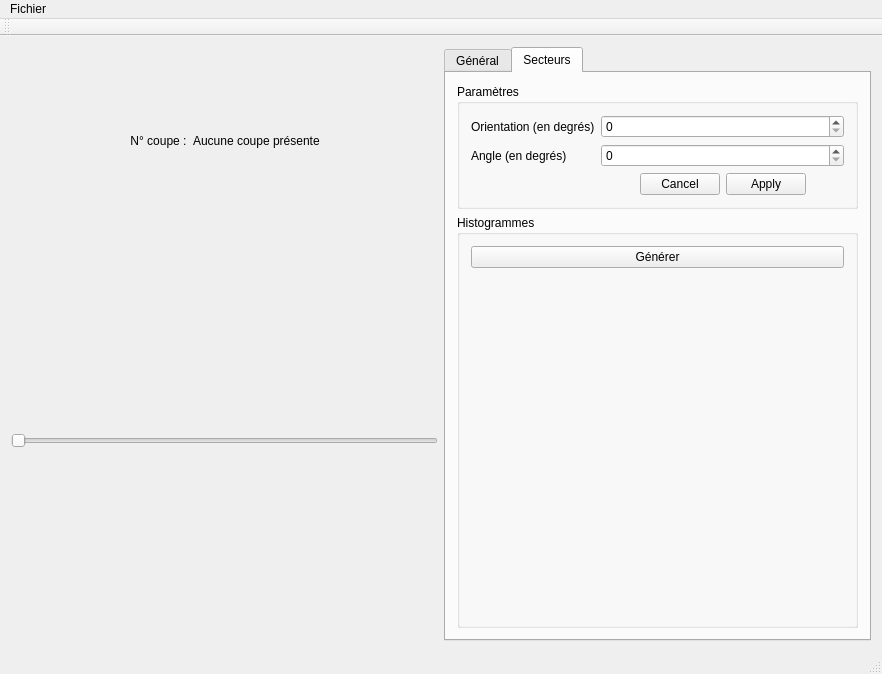
First picture: the form in ui/mainwindow.ui, repository akrah/TKDetection, before the edit.
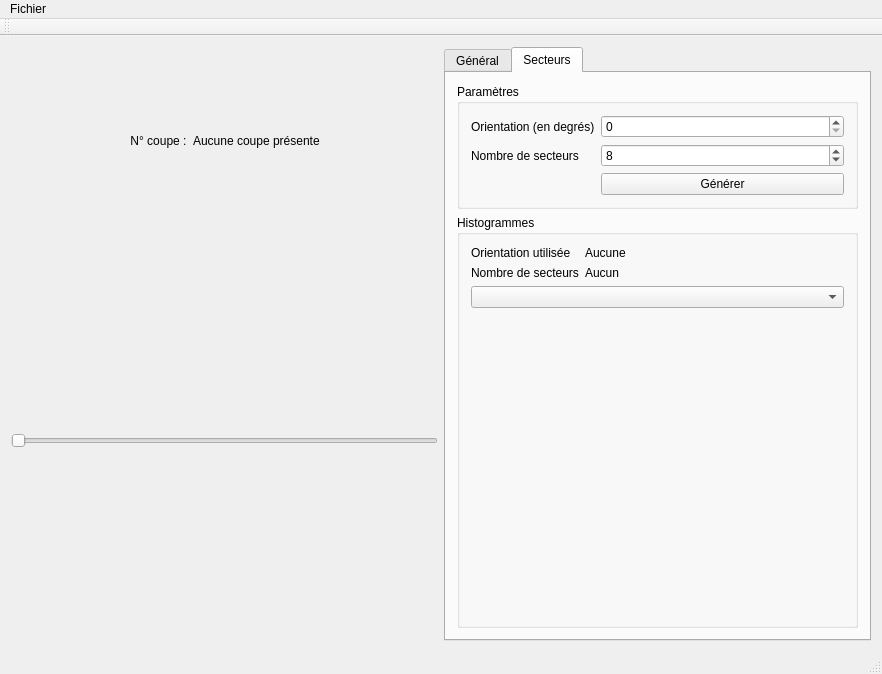
Second picture: the form after the edit. Custom widgets are drawn as their Qt base class.

Commit message:
Création des histogrammes de secteurs :     - sur une seule coupe     - cumul par intensité     - centré au milieu de l'image, à améliorer en centrant sur la moelle préalablement calculée
Paramétrisation de l'orientation du disque et du nombre de secteurs.
Sélection des secteurs par clic sur l'image.

Diff of the .ui file:
```diff
--- a/ui/mainwindow.ui
+++ b/ui/mainwindow.ui
@@ -269,20 +269,24 @@
              <item row="2" column="0">
               <widget class="QLabel" name="label_3">
                <property name="text">
-                <string>Angle (en degrés)</string>
+                <string>Nombre de secteurs</string>
                </property>
               </widget>
              </item>
              <item row="2" column="1">
-              <widget class="QSpinBox" name="_spinSectorsAngle"/>
+              <widget class="QSpinBox" name="_spinSectorsNumber">
+               <property name="maximum">
+                <number>360</number>
+               </property>
+               <property name="value">
+                <number>8</number>
+               </property>
+              </widget>
              </item>
              <item row="3" column="1">
-              <widget class="QDialogButtonBox" name="_buttonsSectorsParameters">
-               <property name="standardButtons">
-                <set>QDialogButtonBox::Apply|QDialogButtonBox::Cancel</set>
-               </property>
-               <property name="centerButtons">
-                <bool>true</bool>
+              <widget class="QPushButton" name="_buttonUpdateSectors">
+               <property name="text">
+                <string>Générer</string>
                </property>
               </widget>
              </item>
@@ -291,16 +295,56 @@
           </item>
           <item>
            <widget class="QGroupBox" name="groupBox_5">
+            <property name="sizePolicy">
+             <sizepolicy hsizetype="Preferred" vsizetype="Preferred">
+              <horstretch>0</horstretch>
+              <verstretch>0</verstretch>
+             </sizepolicy>
+            </property>
             <property name="title">
              <string>Histogrammes</string>
             </property>
             <layout class="QVBoxLayout" name="verticalLayout_8">
              <item>
-              <widget class="QPushButton" name="_buttonSectorsGraphes">
-               <property name="text">
-                <string>Générer</string>
+              <layout class="QFormLayout" name="formLayout_2">
+               <property name="fieldGrowthPolicy">
+                <enum>QFormLayout::AllNonFixedFieldsGrow</enum>
                </property>
-              </widget>
+               <property name="topMargin">
+                <number>0</number>
+               </property>
+               <item row="0" column="0">
+                <widget class="QLabel" name="label_4">
+                 <property name="text">
+                  <string>Orientation utilisée</string>
+                 </property>
+                </widget>
+               </item>
+               <item row="0" column="1">
+                <widget class="QLabel" name="_labelSectorsOrientation">
+                 <property name="text">
+                  <string>Aucune</string>
+                 </property>
+                </widget>
+               </item>
+               <item row="1" column="0">
+                <widget class="QLabel" name="label_6">
+                 <property name="text">
+                  <string>Nombre de secteurs</string>
+                 </property>
+                </widget>
+               </item>
+               <item row="1" column="1">
+                <widget class="QLabel" name="_labelSectorsNumber">
+                 <property name="text">
+                  <string>Aucun</string>
+                 </property>
+                </widget>
+               </item>
+              </layout>
+             </item>
+             <item>
+              <widget class="QComboBox" name="_comboSelectSector"/>
              </item>
              <item>
               <widget class="QStackedWidget" name="_stackedSectorsHistograms">
@@ -310,8 +354,6 @@
                <property name="currentIndex">
                 <number>0</number>
                </property>
-               <widget class="QWidget" name="page"/>
-               <widget class="QWidget" name="page_2"/>
               </widget>
              </item>
             </layout>
```
Left out of the diff: 2 changed lines with no effect on the pictures. The commit also changes 13 other files.
